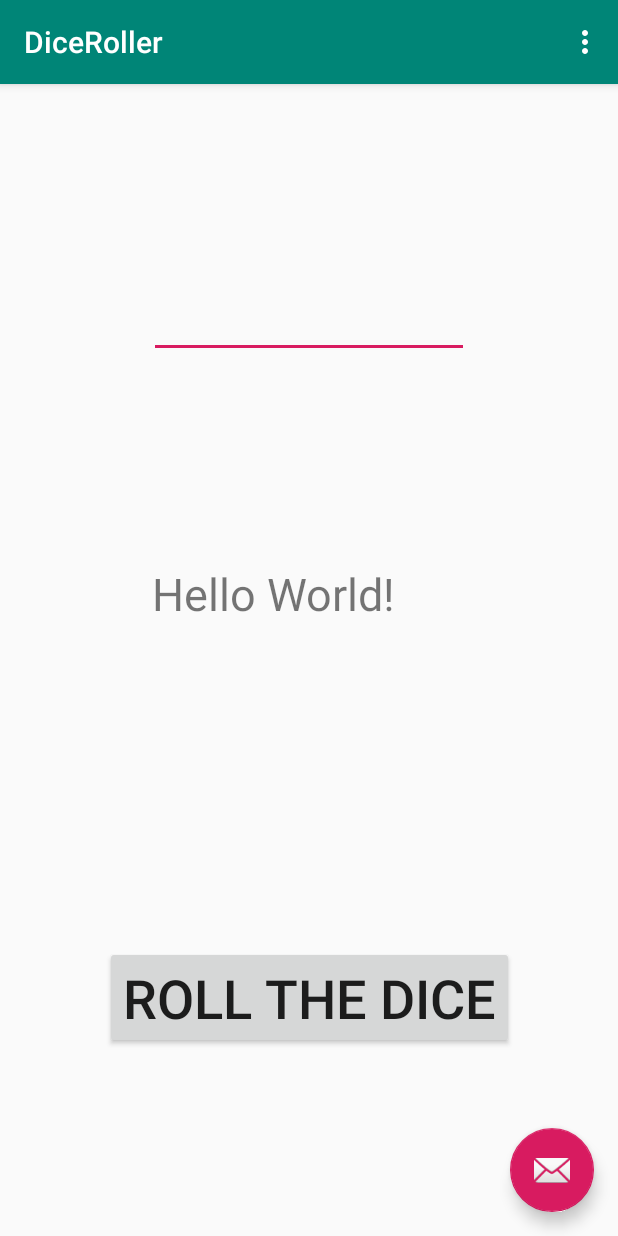
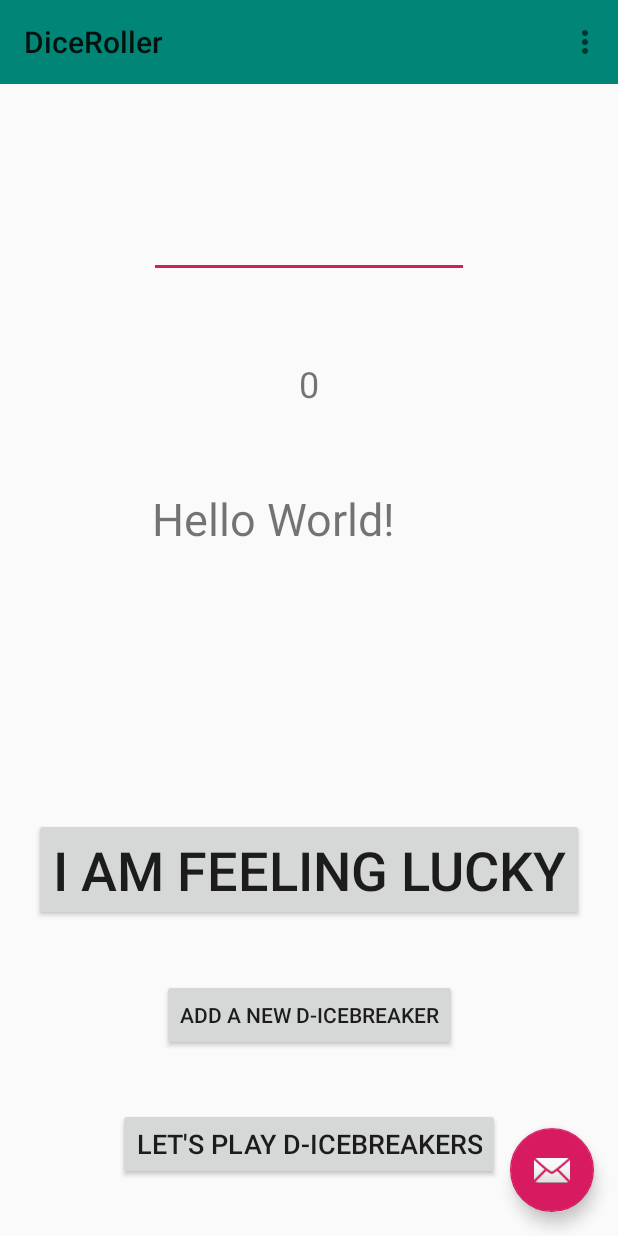
Before and after one commit to SaifVII/DiceRoller, an Android app: the screen it shows after launch (MainActivity), on a phone screen of 412 x 824 dp. Run offline under Robolectric (Android 15) with nearby library versions, the phone set to English and light mode, and no system bars.

```diff
--- a/app/src/main/AndroidManifest.xml
+++ b/app/src/main/AndroidManifest.xml
@@ -9,6 +9,7 @@
         android:roundIcon="@mipmap/ic_launcher_round"
         android:supportsRtl="true"
         android:theme="@style/AppTheme">
+        <activity android:name=".AddNewIcebreaker"></activity>
         <activity
             android:name=".MainActivity"
             android:label="@string/app_name"
--- a/app/src/main/java/com/example/diceroller/MainActivity.java
+++ b/app/src/main/java/com/example/diceroller/MainActivity.java
@@ -15,8 +15,11 @@ import android.widget.EditText;
 import android.widget.TextView;
 
 import java.util.Random;
-
+import java.util.ArrayList;
+import android.content.Intent;
 public class MainActivity extends AppCompatActivity {
+int score = 0;
+ArrayList<String> questions = new ArrayList<String>();
 
     @Override
     protected void onCreate(Bundle savedInstanceState) {
@@ -24,7 +27,12 @@ public class MainActivity extends AppCompatActivity {
         setContentView(R.layout.activity_main);
         Toolbar toolbar = findViewById(R.id.toolbar);
         setSupportActionBar(toolbar);
-
+        questions.add("If you could go anywhere in the world, where would you go?");
+        questions.add("If you were stranded on a desert island, what three things would you want to take with you?");
+        questions.add("If you could eat only one food for the rest of your life, what would that be?");
+        questions.add("If you won a million dollars, what is the first thing you would buy?");
+        questions.add("If you could spaned the day with one fictional character, who would it be?");
+        questions.add("If you found a magic lantern and a genie gave you three wishes, what would you wish?");
         FloatingActionButton fab = findViewById(R.id.fab);
         fab.setOnClickListener(new View.OnClickListener() {
             @Override
@@ -65,7 +73,7 @@ public class MainActivity extends AppCompatActivity {
         userinput = this.findViewById(R.id.editText);
         userguess = Integer.valueOf(userinput.getText().toString());
 
-
+        TextView scoreview = this.findViewById(R.id.score);
         TextView tv = this.findViewById(R.id.numberTextView);
 
         Random r = new Random();
@@ -75,10 +83,40 @@ public class MainActivity extends AppCompatActivity {
 
         TextView cong = this.findViewById(R.id.textView2);
         if (number == userguess){
+            cong.setTextSize(30);
             cong.setText("Congratulations");
+            score++;
+            scoreview.setText(Integer.toString(score));
+        }
+        else{
+            cong.setTextSize(30);
+            cong.setText("Try Again");
+
         }
 
+
+    }
+    public void icebreaker(View view) {
+        TextView cong = this.findViewById(R.id.textView2);
+        Random r = new Random();
+        int number = r.nextInt(questions.size());
+        cong.setText(questions.get(number));
+        cong.setTextSize(10);
+
+    }
+    public void addNewIcebreaker(View view) {
+        Intent intent = new Intent(this, AddNewIcebreaker.class);
+        startActivityForResult(intent, 101);
+
+
+    }
+    @Override
+    protected void onActivityResult(int requestCode, int resultCode, Intent data) {
+        super.onActivityResult(requestCode, resultCode, data);
+        String newIcebreaker = data.getStringExtra("icebreaker");
+        if(!newIcebreaker.equals("0")){
+            questions.add(newIcebreaker);
+        }
     }
 
-
 }
--- a/app/src/main/res/layout/activity_main.xml
+++ b/app/src/main/res/layout/activity_main.xml
@@ -7,16 +7,10 @@
     tools:context=".MainActivity">
 
     <com.google.android.material.appbar.AppBarLayout
+        android:id="@+id/appBarLayout"
         android:layout_width="match_parent"
         android:layout_height="wrap_content"
         android:theme="@style/AppTheme.AppBarOverlay">
-
-        <androidx.appcompat.widget.Toolbar
-            android:id="@+id/toolbar"
-            android:layout_width="match_parent"
-            android:layout_height="?attr/actionBarSize"
-            android:background="?attr/colorPrimary"
-            app:popupTheme="@style/AppTheme.PopupOverlay" />
 
     </com.google.android.material.appbar.AppBarLayout>
 
@@ -30,4 +24,13 @@
         android:layout_margin="@dimen/fab_margin"
         app:srcCompat="@android:drawable/ic_dialog_email" />
 
+    <androidx.appcompat.widget.Toolbar
+        android:id="@+id/toolbar"
+        android:layout_width="match_parent"
+        android:layout_height="?attr/actionBarSize"
+        android:background="?attr/colorPrimary"
+        app:layout_anchor="@+id/appBarLayout"
+        app:layout_anchorGravity="center"
+        app:popupTheme="@style/AppTheme.PopupOverlay" />
+
 </androidx.coordinatorlayout.widget.CoordinatorLayout>
--- a/app/src/main/res/layout/content_main.xml
+++ b/app/src/main/res/layout/content_main.xml
@@ -17,19 +17,21 @@
         app:layout_constraintBottom_toBottomOf="parent"
         app:layout_constraintLeft_toLeftOf="parent"
         app:layout_constraintRight_toRightOf="parent"
-        app:layout_constraintTop_toTopOf="parent" />
+        app:layout_constraintTop_toTopOf="parent"
+        app:layout_constraintVertical_bias="0.469" />
 
     <Button
         android:id="@+id/button"
         android:layout_width="wrap_content"
         android:layout_height="wrap_content"
         android:onClick="onButtonClick"
-        android:text="Roll The Dice"
+        android:text="I am feeling lucky"
         android:textSize="36sp"
         app:layout_constraintBottom_toBottomOf="parent"
         app:layout_constraintEnd_toEndOf="parent"
         app:layout_constraintStart_toStartOf="parent"
-        app:layout_constraintTop_toBottomOf="@+id/numberTextView" />
+        app:layout_constraintTop_toBottomOf="@+id/numberTextView"
+        app:layout_constraintVertical_bias="0.301" />
 
     <EditText
         android:id="@+id/editText"
@@ -52,4 +54,39 @@
         app:layout_constraintStart_toStartOf="parent"
         app:layout_constraintTop_toBottomOf="@+id/numberTextView" />
 
+    <TextView
+        android:id="@+id/score"
+        android:layout_width="wrap_content"
+        android:layout_height="wrap_content"
+        android:text="0"
+        android:textSize="24sp"
+        app:layout_constraintBottom_toTopOf="@+id/numberTextView"
+        app:layout_constraintEnd_toEndOf="parent"
+        app:layout_constraintStart_toStartOf="parent"
+        app:layout_constraintTop_toBottomOf="@+id/editText" />
+
+    <Button
+        android:id="@+id/playicebreaker"
+        android:layout_width="wrap_content"
+        android:layout_height="wrap_content"
+        android:onClick="icebreaker"
+        android:text="Let's play D-ICEBREAKERS"
+        android:textSize="18sp"
+        app:layout_constraintBottom_toBottomOf="parent"
+        app:layout_constraintEnd_toEndOf="parent"
+        app:layout_constraintStart_toStartOf="parent"
+        app:layout_constraintTop_toBottomOf="@+id/button"
+        app:layout_constraintVertical_bias="0.771" />
+
+    <Button
+        android:id="@+id/button3"
+        android:layout_width="wrap_content"
+        android:layout_height="wrap_content"
+        android:onClick="addNewIcebreaker"
+        android:text="Add a new D-icebreaker"
+        app:layout_constraintBottom_toTopOf="@+id/playicebreaker"
+        app:layout_constraintEnd_toEndOf="parent"
+        app:layout_constraintStart_toStartOf="parent"
+        app:layout_constraintTop_toBottomOf="@+id/button" />
+
 </androidx.constraintlayout.widget.ConstraintLayout>
```
Also changed, not shown: app/src/main/java/com/example/diceroller/AddNewIcebreaker.java (added, +38 -0 lines), app/src/main/res/layout/activity_add_new_icebreaker.xml (added, +46 -0 lines).
